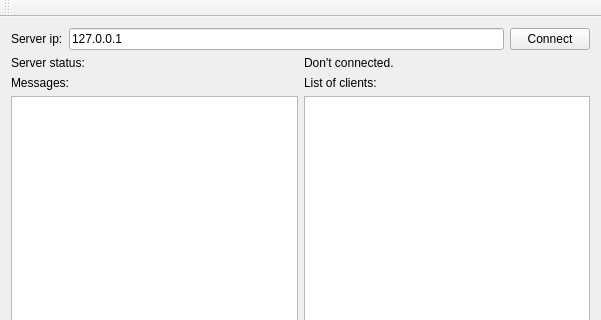
Above: mainwindow.ui from TokiSeven/university_course2_networks_lab_3_tcpChat_client before the change; both pictures show x 0 to 601 and y 0 to 320 of the 601 by 526 pixel window. Below: the same form after it.
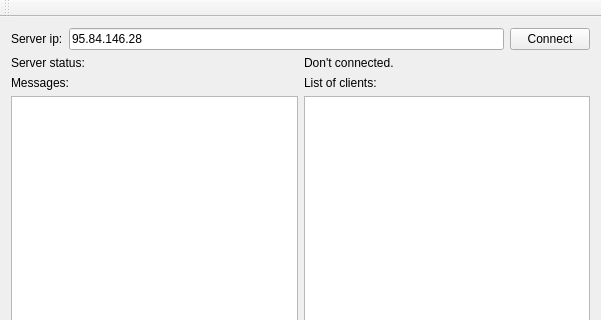
That is the form after the change.

Diff of the .ui file:
```diff
--- a/mainwindow.ui
+++ b/mainwindow.ui
@@ -29,7 +29,7 @@
         <item>
          <widget class="QLineEdit" name="line_server_ip">
           <property name="text">
-           <string>127.0.0.1</string>
+           <string>95.84.146.28</string>
           </property>
          </widget>
         </item>
```
